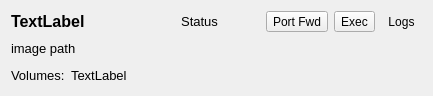
This is resources/ui/pod_container_widget.ui in namuan/kube-rider as Qt 5 draws it before an edit. The edited form follows.
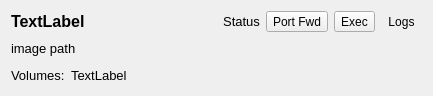
This is the edited form.

Diff of the .ui file:
```diff
--- a/resources/ui/pod_container_widget.ui
+++ b/resources/ui/pod_container_widget.ui
@@ -36,7 +36,7 @@
      <item>
       <widget class="QLabel" name="lbl_container_status">
        <property name="sizePolicy">
-        <sizepolicy hsizetype="Minimum" vsizetype="Preferred">
+        <sizepolicy hsizetype="Maximum" vsizetype="Preferred">
          <horstretch>0</horstretch>
          <verstretch>0</verstretch>
         </sizepolicy>
```
